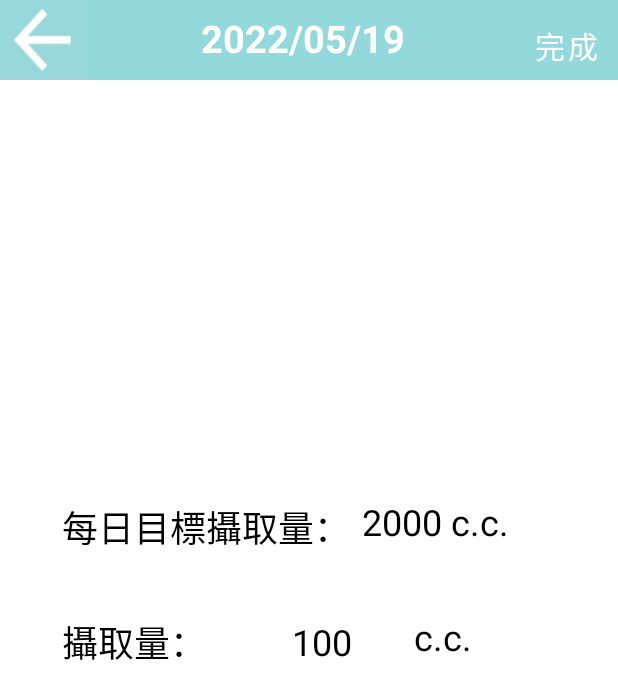
After one commit to YShann/rx-and-mvvm, an Android app: the AddWaterRecordActivity screen opened directly, with no data from a screen before it, on a phone screen of 412 x 824 dp. The commit adds this screen. Shown: the top 699 px of the screen. Run offline under Robolectric (Android 15) with nearby library versions, the phone set to English and light mode, and no system bars.

Commit message:
新增-添加飲水紀錄頁面

```diff
--- a/app/src/main/AndroidManifest.xml
+++ b/app/src/main/AndroidManifest.xml
@@ -18,10 +18,13 @@
         android:usesCleartextTraffic="true"
         tools:targetApi="n">
         <activity
+            android:name=".view.activity.AddWaterRecordActivity"
+            android:exported="false" />
+        <activity
             android:name=".view.activity.AddDietRecordActivity"
             android:exported="false" />
         <activity
-            android:name=".view.activity.MainActivity2"
+            android:name=".view.activity.FoodDetailActivity"
             android:exported="false" />
         <activity
             android:name=".view.activity.ApiTestActivity"
--- a/app/src/main/java/tw/edu/ntub/imd/birc/rxandmvvm/view/activity/AddDietRecordActivity.kt
+++ b/app/src/main/java/tw/edu/ntub/imd/birc/rxandmvvm/view/activity/AddDietRecordActivity.kt
@@ -43,5 +43,9 @@ class AddDietRecordActivity : AppCompatActivity() {
         }
     }
 
+    fun back(view: View) {
+        finish()
+    }
+
 
 }
--- /dev/null
+++ b/app/src/main/java/tw/edu/ntub/imd/birc/rxandmvvm/view/activity/AddWaterRecordActivity.kt
@@ -0,0 +1,22 @@
+package tw.edu.ntub.imd.birc.rxandmvvm.view.activity
+
+import android.os.Bundle
+import android.view.View
+import android.widget.TextClock
+import androidx.appcompat.app.AppCompatActivity
+import tw.edu.ntub.imd.birc.rxandmvvm.R
+
+class AddWaterRecordActivity : AppCompatActivity() {
+    override fun onCreate(savedInstanceState: Bundle?) {
+        super.onCreate(savedInstanceState)
+        setContentView(R.layout.activity_add_water_record)
+
+        // 顯示今天日期
+        val textclock:TextClock= findViewById(R.id.textclock)
+        textclock.setFormat12Hour("yyyy/MM/dd");
+    }
+
+    fun back(view: View) {
+        finish()
+    }
+}
--- a/app/src/main/java/tw/edu/ntub/imd/birc/rxandmvvm/view/activity/MainActivity2.kt
+++ b/app/src/main/java/tw/edu/ntub/imd/birc/rxandmvvm/view/activity/FoodDetailActivity.kt
@@ -5,10 +5,10 @@ import android.view.View
 import androidx.appcompat.app.AppCompatActivity
 import tw.edu.ntub.imd.birc.rxandmvvm.R
 
-class MainActivity2 : AppCompatActivity() {
+class FoodDetailActivity : AppCompatActivity() {
     override fun onCreate(savedInstanceState: Bundle?) {
         super.onCreate(savedInstanceState)
-        setContentView(R.layout.activity_main2)
+        setContentView(R.layout.activity_food_detail)
     }
 
     fun btn_back(view: View) {
--- a/app/src/main/java/tw/edu/ntub/imd/birc/rxandmvvm/view/activity/MainActivity.kt
+++ b/app/src/main/java/tw/edu/ntub/imd/birc/rxandmvvm/view/activity/MainActivity.kt
@@ -77,7 +77,7 @@ class MainActivity : AppCompatActivity() {
     fun btn_onClik(view: View) {
         //val button: Button = findViewById(R.id.button1),好像不用
         //button.setOnClickListener {  },好像不用了刪掉也沒報錯
-            startActivity(Intent(this, MainActivity2::class.java))
+            startActivity(Intent(this, FoodDetailActivity::class.java))
 
     }
 
@@ -87,7 +87,7 @@ class MainActivity : AppCompatActivity() {
     }
 
     fun goBtn2(view: View) {
-
+        startActivity(Intent(this, AddWaterRecordActivity::class.java))
     }
 
 
--- a/app/src/main/res/layout/activity_add_diet_record.xml
+++ b/app/src/main/res/layout/activity_add_diet_record.xml
@@ -31,7 +31,7 @@
                 android:textColor="@color/white"
                 android:textSize="25sp"
                 android:textStyle="bold"
-                android:translationX="25dp"
+                android:translationX="70dp"
                 android:translationY="10dp" />
 
             <Button
@@ -44,6 +44,15 @@
                 android:textSize="20sp"
                 android:translationX="340dp"
                 android:translationY="5dp" />
+
+            <ImageButton
+                android:id="@+id/backBtn"
+                android:layout_width="59dp"
+                android:layout_height="wrap_content"
+                android:background="@drawable/btnbg"
+                android:onClick="back"
+                app:srcCompat="@drawable/ic_back"
+                tools:ignore="SpeakableTextPresentCheck" />
 
         </FrameLayout>
 
--- /dev/null
+++ b/app/src/main/res/layout/activity_add_water_record.xml
@@ -0,0 +1,130 @@
+<?xml version="1.0" encoding="utf-8"?>
+<androidx.constraintlayout.widget.ConstraintLayout xmlns:android="http://schemas.android.com/apk/res/android"
+    xmlns:app="http://schemas.android.com/apk/res-auto"
+    xmlns:tools="http://schemas.android.com/tools"
+    android:layout_width="match_parent"
+    android:layout_height="match_parent"
+    tools:context=".view.activity.AddWaterRecordActivity">
+
+
+    <FrameLayout
+        android:id="@+id/frameLayout2"
+        android:layout_width="416dp"
+        android:layout_height="53dp"
+        android:background="@drawable/bg3"
+        app:layout_constraintEnd_toEndOf="parent"
+        app:layout_constraintHorizontal_bias="0.6"
+        app:layout_constraintStart_toStartOf="parent"
+        app:layout_constraintTop_toTopOf="parent"
+        app:layout_constraintVertical_bias="0.0">
+
+
+        <TextClock
+            android:id="@+id/textclock"
+            android:layout_width="wrap_content"
+            android:layout_height="wrap_content"
+            android:format12Hour="yyyy/dd/MM"
+            android:textColor="#FFFFFF"
+            android:textSize="25sp"
+            android:textStyle="bold"
+            android:translationX="135dp"
+            android:translationY="8dp" />
+
+        <Button
+            android:id="@+id/finshButton"
+            android:layout_width="78dp"
+            android:layout_height="wrap_content"
+            android:background="@drawable/board_tab_selector_background"
+            android:backgroundTint="@color/teal_200"
+            android:text="完成"
+            android:textSize="20sp"
+            android:translationX="340dp"
+            android:translationY="5dp" />
+
+        <ImageButton
+            android:id="@+id/backBtn"
+            android:layout_width="59dp"
+            android:layout_height="wrap_content"
+            android:background="@drawable/btnbg"
+            android:onClick="back"
+            app:srcCompat="@drawable/ic_back"
+            tools:ignore="SpeakableTextPresentCheck" />
+
+    </FrameLayout>
+
+    <TextView
+        android:id="@+id/textView7"
+        android:layout_width="wrap_content"
+        android:layout_height="wrap_content"
+        android:text="每日目標攝取量："
+        android:textColor="#000000"
+        android:textSize="24sp"
+        app:layout_constraintBottom_toBottomOf="parent"
+        app:layout_constraintEnd_toEndOf="parent"
+        app:layout_constraintHorizontal_bias="0.187"
+        app:layout_constraintStart_toStartOf="parent"
+        app:layout_constraintTop_toTopOf="@+id/frameLayout2"
+        app:layout_constraintVertical_bias="0.423" />
+
+    <TextView
+        android:id="@+id/textView24"
+        android:layout_width="wrap_content"
+        android:layout_height="wrap_content"
+        android:text="攝取量："
+        android:textColor="#000000"
+        android:textSize="24sp"
+        app:layout_constraintBottom_toBottomOf="parent"
+        app:layout_constraintEnd_toEndOf="parent"
+        app:layout_constraintHorizontal_bias="0.13"
+        app:layout_constraintStart_toStartOf="parent"
+        app:layout_constraintTop_toBottomOf="@+id/textView7"
+        app:layout_constraintVertical_bias="0.097" />
+
+    <TextView
+        android:id="@+id/textView23"
+        android:layout_width="wrap_content"
+        android:layout_height="wrap_content"
+        android:text="2000 c.c."
+        android:textColor="#000000"
+        android:textSize="24sp"
+        app:layout_constraintBottom_toBottomOf="parent"
+        app:layout_constraintEnd_toEndOf="parent"
+        app:layout_constraintHorizontal_bias="0.769"
+        app:layout_constraintStart_toStartOf="parent"
+        app:layout_constraintTop_toBottomOf="@+id/frameLayout2"
+        app:layout_constraintVertical_bias="0.377" />
+
+    <TextView
+        android:id="@+id/textView25"
+        android:layout_width="wrap_content"
+        android:layout_height="wrap_content"
+        android:layout_marginEnd="96dp"
+        android:text="c.c."
+        android:textColor="#000000"
+        android:textSize="24sp"
+        app:layout_constraintBottom_toBottomOf="parent"
+        app:layout_constraintEnd_toEndOf="parent"
+        app:layout_constraintStart_toEndOf="@+id/waterIntake"
+        app:layout_constraintTop_toBottomOf="@+id/frameLayout2"
+        app:layout_constraintVertical_bias="0.481" />
+
+    <EditText
+        android:id="@+id/waterIntake"
+        android:layout_width="80dp"
+        android:layout_height="wrap_content"
+        android:layout_marginStart="57dp"
+        android:layout_marginEnd="117dp"
+        android:background="@null"
+        android:ems="10"
+        android:inputType="number"
+        android:text="100"
+        android:textColor="#000000"
+        android:textSize="24sp"
+        app:layout_constraintBottom_toBottomOf="parent"
+        app:layout_constraintEnd_toEndOf="parent"
+        app:layout_constraintHorizontal_bias="0.0"
+        app:layout_constraintStart_toEndOf="@+id/textView24"
+        app:layout_constraintTop_toTopOf="parent"
+        app:layout_constraintVertical_bias="0.52"
+        tools:ignore="TouchTargetSizeCheck" />
+</androidx.constraintlayout.widget.ConstraintLayout>
--- a/app/src/main/res/layout/activity_main2.xml
+++ b/app/src/main/res/layout/activity_food_detail.xml
@@ -4,7 +4,7 @@
     xmlns:tools="http://schemas.android.com/tools"
     android:layout_width="match_parent"
     android:layout_height="match_parent"
-    tools:context=".view.activity.MainActivity2">
+    tools:context=".view.activity.FoodDetailActivity">
 
 
     <androidx.constraintlayout.widget.ConstraintLayout
```
